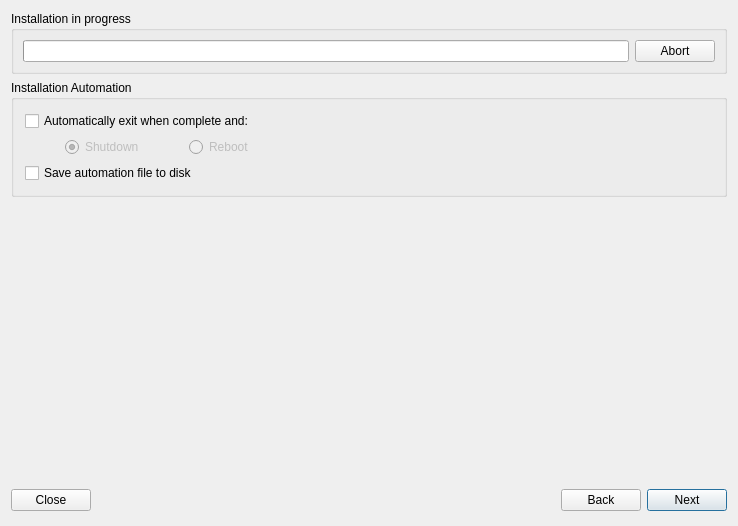
The window that meinstall.ui (gazelle-installer/gazelle-installer) describes before a commit, drawn with Qt 5.
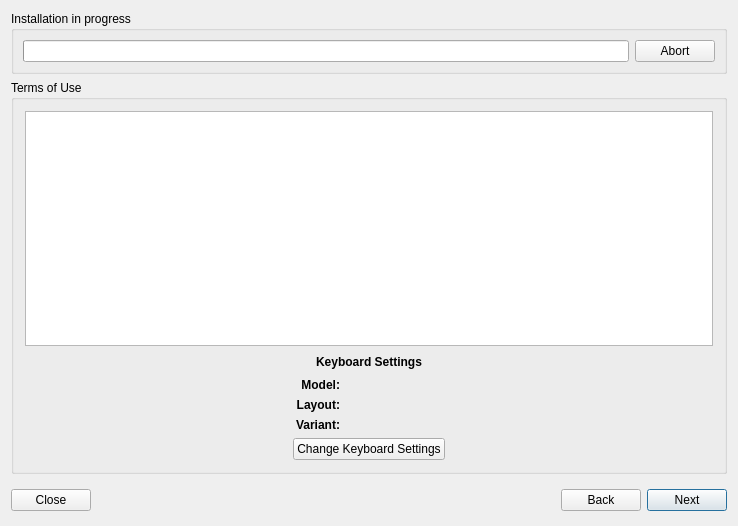
The same window after the commit. The open tabs and pages were chosen to show the change. Icons and pictures are not drawn.

Commit message: Eliminate the installation automation page.

```diff
--- a/meinstall.ui
+++ b/meinstall.ui
@@ -2751,132 +2751,6 @@
        </item>
       </layout>
      </widget>
-     <widget class="QWidget" name="Step_Auto">
-      <layout class="QGridLayout" name="_18">
-       <property name="leftMargin">
-        <number>0</number>
-       </property>
-       <property name="topMargin">
-        <number>0</number>
-       </property>
-       <property name="rightMargin">
-        <number>0</number>
-       </property>
-       <property name="bottomMargin">
-        <number>0</number>
-       </property>
-       <item row="1" column="0">
-        <widget class="QGroupBox" name="autoBox">
-         <property name="title">
-          <string>Installation Automation</string>
-         </property>
-         <property name="checkable">
-          <bool>false</bool>
-         </property>
-         <property name="checked">
-          <bool>false</bool>
-         </property>
-         <layout class="QGridLayout" name="gridLayout_8">
-          <item row="2" column="0" colspan="5">
-           <widget class="QCheckBox" name="checkSaveAutoFile">
-            <property name="text">
-             <string>Save automation file to disk</string>
-            </property>
-           </widget>
-          </item>
-          <item row="0" column="0" colspan="4">
-           <widget class="QCheckBox" name="checkAutoExit">
-            <property name="text">
-             <string>Automatically exit when complete and:</string>
-            </property>
-           </widget>
-          </item>
-          <item row="1" column="0">
-           <spacer name="horizontalSpacer_10">
-            <property name="orientation">
-             <enum>Qt::Horizontal</enum>
-            </property>
-            <property name="sizeType">
-             <enum>QSizePolicy::Fixed</enum>
-            </property>
-            <property name="sizeHint" stdset="0">
-             <size>
-              <width>20</width>
-              <height>10</height>
-             </size>
-            </property>
-           </spacer>
-          </item>
-          <item row="1" column="4">
-           <spacer name="horizontalSpacer_14">
-            <property name="orientation">
-             <enum>Qt::Horizontal</enum>
-            </property>
-            <property name="sizeHint" stdset="0">
-             <size>
-              <width>40</width>
-              <height>20</height>
-             </size>
-            </property>
-           </spacer>
-          </item>
-          <item row="1" column="3">
-           <widget class="QRadioButton" name="radioAutoExitReboot">
-            <property name="enabled">
-             <bool>false</bool>
-            </property>
-            <property name="text">
-             <string>Reboot</string>
-            </property>
-           </widget>
-          </item>
-          <item row="1" column="1">
-           <widget class="QRadioButton" name="radioAutoExitShutdown">
-            <property name="enabled">
-             <bool>false</bool>
-            </property>
-            <property name="text">
-             <string>Shutdown</string>
-            </property>
-            <property name="checked">
-             <bool>true</bool>
-            </property>
-           </widget>
-          </item>
-          <item row="1" column="2">
-           <spacer name="horizontalSpacer_15">
-            <property name="orientation">
-             <enum>Qt::Horizontal</enum>
-            </property>
-            <property name="sizeType">
-             <enum>QSizePolicy::Fixed</enum>
-            </property>
-            <property name="sizeHint" stdset="0">
-             <size>
-              <width>20</width>
-              <height>10</height>
-             </size>
-            </property>
-           </spacer>
-          </item>
-         </layout>
-        </widget>
-       </item>
-       <item row="2" column="0">
-        <spacer name="verticalSpacer_5">
-         <property name="orientation">
-          <enum>Qt::Vertical</enum>
-         </property>
-         <property name="sizeHint" stdset="0">
-          <size>
-           <width>20</width>
-           <height>40</height>
-          </size>
-         </property>
-        </spacer>
-       </item>
-      </layout>
-     </widget>
      <widget class="QWidget" name="Step_End">
       <layout class="QGridLayout" name="_17">
        <property name="leftMargin">
```
Left out of the diff: 34 changed lines with no effect on the pictures. The commit also changes 3 other files.
